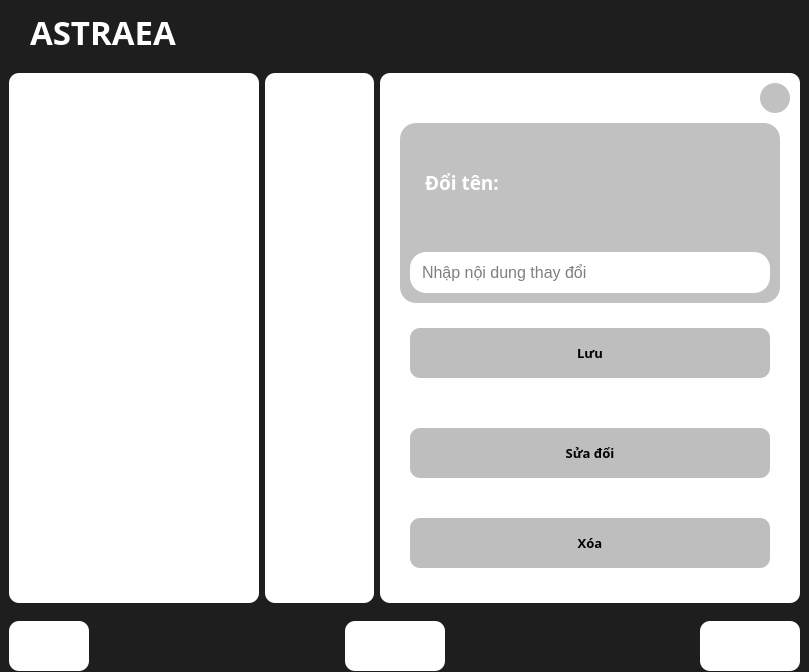
The window that UI_Files/Doc.ui (hoangm960/Astraea) describes before a commit, drawn with Qt 5.
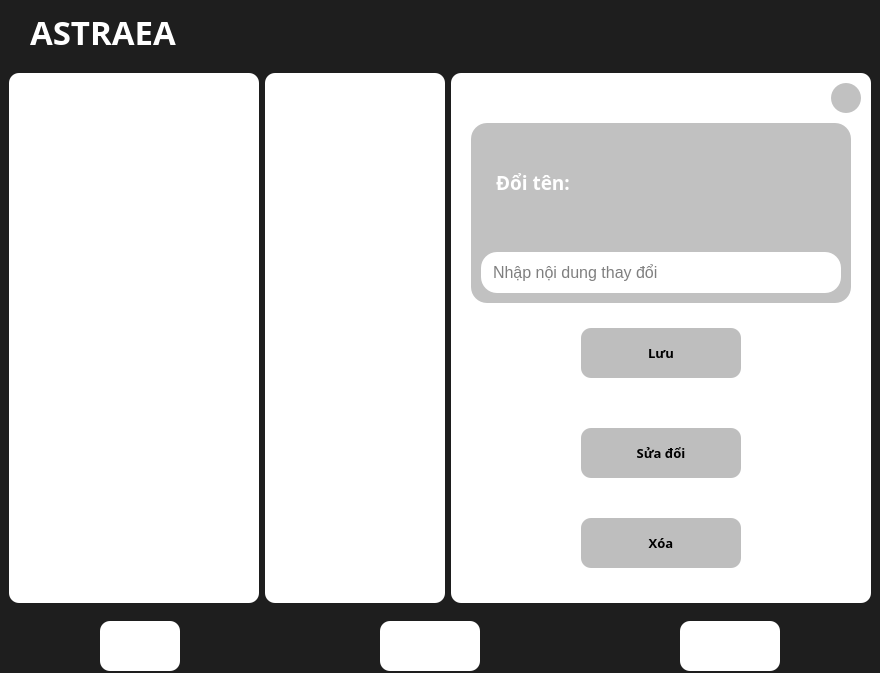
The same window after the commit. Icons and pictures are not drawn.

Diff of the .ui file:
```diff
--- a/UI_Files/Doc.ui
+++ b/UI_Files/Doc.ui
@@ -7,7 +7,7 @@
     <x>0</x>
     <y>0</y>
     <width>809</width>
-    <height>658</height>
+    <height>673</height>
    </rect>
   </property>
   <property name="windowTitle">
@@ -598,13 +598,13 @@
                   </property>
                   <layout class="QGridLayout" name="gridLayout_11">
                    <property name="leftMargin">
-                    <number>0</number>
+                    <number>100</number>
                    </property>
                    <property name="topMargin">
                     <number>0</number>
                    </property>
                    <property name="rightMargin">
-                    <number>0</number>
+                    <number>100</number>
                    </property>
                    <property name="bottomMargin">
                     <number>0</number>
@@ -684,13 +684,13 @@
                   </property>
                   <layout class="QGridLayout" name="gridLayout_12">
                    <property name="leftMargin">
-                    <number>0</number>
+                    <number>100</number>
                    </property>
                    <property name="topMargin">
                     <number>0</number>
                    </property>
                    <property name="rightMargin">
-                    <number>0</number>
+                    <number>100</number>
                    </property>
                    <property name="bottomMargin">
                     <number>0</number>
@@ -770,13 +770,13 @@
                     <number>0</number>
                    </property>
                    <property name="leftMargin">
-                    <number>0</number>
+                    <number>100</number>
                    </property>
                    <property name="topMargin">
                     <number>0</number>
                    </property>
                    <property name="rightMargin">
-                    <number>0</number>
+                    <number>100</number>
                    </property>
                    <property name="bottomMargin">
                     <number>0</number>
@@ -894,6 +894,15 @@
        <enum>QFrame::Raised</enum>
       </property>
       <layout class="QHBoxLayout" name="horizontalLayout_4">
+       <property name="spacing">
+        <number>200</number>
+       </property>
+       <property name="leftMargin">
+        <number>100</number>
+       </property>
+       <property name="rightMargin">
+        <number>100</number>
+       </property>
        <item>
         <widget class="QPushButton" name="add_btn">
          <property name="minimumSize">
@@ -904,7 +913,7 @@
          </property>
          <property name="maximumSize">
           <size>
-           <width>100</width>
+           <width>16777215</width>
            <height>16777215</height>
           </size>
          </property>
@@ -947,19 +956,6 @@
          </property>
         </widget>
        </item>
-       <item>
-        <spacer name="horizontalSpacer_4">
-         <property name="orientation">
-          <enum>Qt::Horizontal</enum>
-         </property>
-         <property name="sizeHint" stdset="0">
-          <size>
-           <width>106</width>
-           <height>20</height>
-          </size>
-         </property>
-        </spacer>
-       </item>
        <item>
         <widget class="QPushButton" name="del_btn">
          <property name="minimumSize">
@@ -970,7 +966,7 @@
          </property>
          <property name="maximumSize">
           <size>
-           <width>100</width>
+           <width>16777215</width>
            <height>16777215</height>
           </size>
          </property>
@@ -998,19 +994,6 @@
          </property>
         </widget>
        </item>
-       <item>
-        <spacer name="horizontalSpacer_5">
-         <property name="orientation">
-          <enum>Qt::Horizontal</enum>
-         </property>
-         <property name="sizeHint" stdset="0">
-          <size>
-           <width>105</width>
-           <height>20</height>
-          </size>
-         </property>
-        </spacer>
-       </item>
        <item>
         <widget class="QPushButton" name="load_btn">
          <property name="minimumSize">
@@ -1021,7 +1004,7 @@
          </property>
          <property name="maximumSize">
           <size>
-           <width>100</width>
+           <width>16777215</width>
            <height>16777215</height>
           </size>
          </property>
```
Left out of the diff: 2 changed lines with no effect on the pictures.
